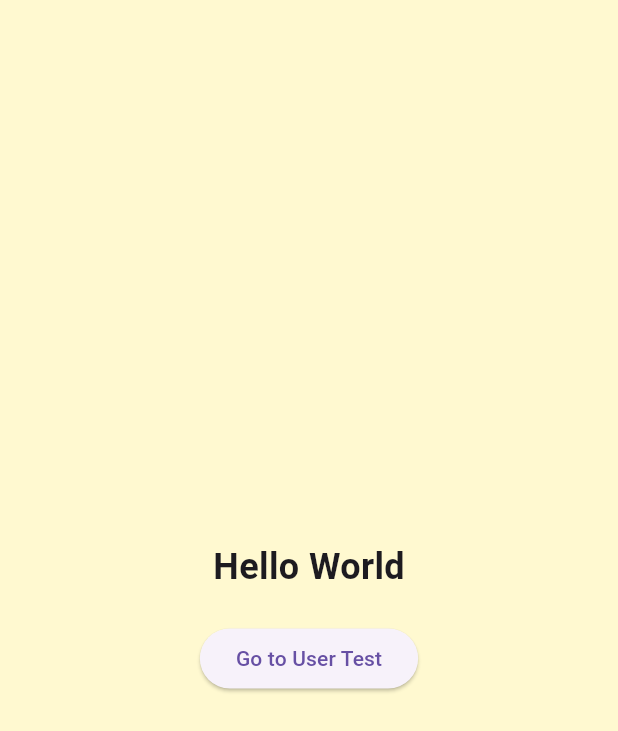
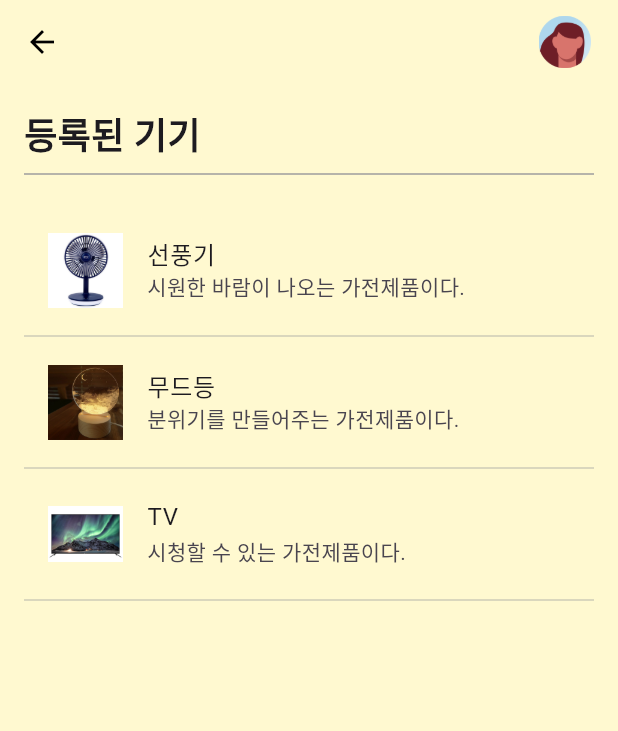
Before and after one commit to IPLaboratory/IPL_EyeTracker_FE, a Flutter app: the UserRegistrationPage screen opened by its route, on a phone screen of 412 x 824 dp. Shown: the top 731 px of the screen. Run offline on Flutter 3.47's test engine with Material 3 defaults, Android fonts, the phone set to English and light mode, and no system bars; our stand-ins replace camera, flutter_svg, lottie, video_player.

Commit message:
User_Registration 수정 좀 함

```diff
--- a/lib/User_Registration_Page/User_Registration.dart
+++ b/lib/User_Registration_Page/User_Registration.dart
@@ -1,5 +1,4 @@
 import 'package:flutter/material.dart';
-import 'User_Test.dart';
 
 class UserRegistrationPage extends StatelessWidget {
   const UserRegistrationPage({super.key});
@@ -8,26 +7,87 @@ class UserRegistrationPage extends StatelessWidget {
   Widget build(BuildContext context) {
     return Scaffold(
       backgroundColor: const Color(0xFFFFF9D0), // 배경색 설정
-      body: Center(
+      appBar: AppBar(
+        backgroundColor: const Color(0xFFFFF9D0), // 배경색 설정
+        elevation: 0, // 그림자 제거
+        leading: IconButton(
+          icon: const Icon(Icons.arrow_back, color: Colors.black),
+          onPressed: () {
+            Navigator.pop(context);
+          },
+        ),
+        actions: [
+          IconButton(
+            icon: Image.asset(
+              'assets/Test_Profile.png', // 이미지 경로
+              width: 35,
+              height: 35,
+            ),
+            onPressed: () {
+              // 버튼 기능 추가 예정
+            },
+          ),
+          const SizedBox(width: 10), // 약간의 간격 추가
+        ],
+      ),
+      body: Padding(
+        padding: const EdgeInsets.all(16.0),
         child: Column(
-          mainAxisAlignment: MainAxisAlignment.center,
+          crossAxisAlignment: CrossAxisAlignment.start,
           children: [
             const Text(
-              'Hello World',
+              '등록된 기기',
               style: TextStyle(
                 fontSize: 24,
                 fontWeight: FontWeight.bold,
               ),
             ),
+            const Divider(color: Colors.grey, thickness: 1), // 등록된 기기 밑에 얇은 회색 선
             const SizedBox(height: 20),
-            ElevatedButton(
-              onPressed: () {
-                Navigator.push(
-                  context,
-                  MaterialPageRoute(builder: (context) => const UserTestPage()),
-                );
-              },
-              child: const Text('Go to User Test'),
+            Expanded(
+              child: ListView(
+                children: [
+                  ListTile(
+                    leading: SizedBox(
+                      width: 50, // 이미지 너비 조절
+                      height: 50, // 이미지 높이 조절
+                      child: Image.asset('assets/fan.jpg'), // 기기 아이콘 경로
+                    ),
+                    title: const Text('선풍기'),
+                    subtitle: const Text('시원한 바람이 나오는 가전제품이다.'),
+                    onTap: () {
+                      // 기기 클릭 시 기능 추가 예정
+                    },
+                  ),
+                  const Divider(color: Colors.grey, thickness: 0.5), // 각 기기 사이에 얇은 회색 선
+                  ListTile(
+                    leading: SizedBox(
+                      width: 50, // 이미지 너비 조절
+                      height: 50, // 이미지 높이 조절
+                      child: Image.asset('assets/light.jpg'), // 기기 아이콘 경로
+                    ),
+                    title: const Text('무드등'),
+                    subtitle: const Text('분위기를 만들어주는 가전제품이다.'),
+                    onTap: () {
+                      // 기기 클릭 시 기능 추가 예정
+                    },
+                  ),
+                  const Divider(color: Colors.grey, thickness: 0.5), // 각 기기 사이에 얇은 회색 선
+                  ListTile(
+                    leading: SizedBox(
+                      width: 50, // 이미지 너비 조절
+                      height: 50, // 이미지 높이 조절
+                      child: Image.asset('assets/TV.jpg'), // 기기 아이콘 경로
+                    ),
+                    title: const Text('TV'),
+                    subtitle: const Text('시청할 수 있는 가전제품이다.'),
+                    onTap: () {
+                      // 기기 클릭 시 기능 추가 예정
+                    },
+                  ),
+                  const Divider(color: Colors.grey, thickness: 0.5), // 각 기기 사이에 얇은 회색 선
+                ],
+              ),
             ),
           ],
         ),
```
Also changed, not shown: assets/TV.jpg (added), assets/Test_Profile.png (added), assets/fan.jpg (added), assets/light.jpg (added).
